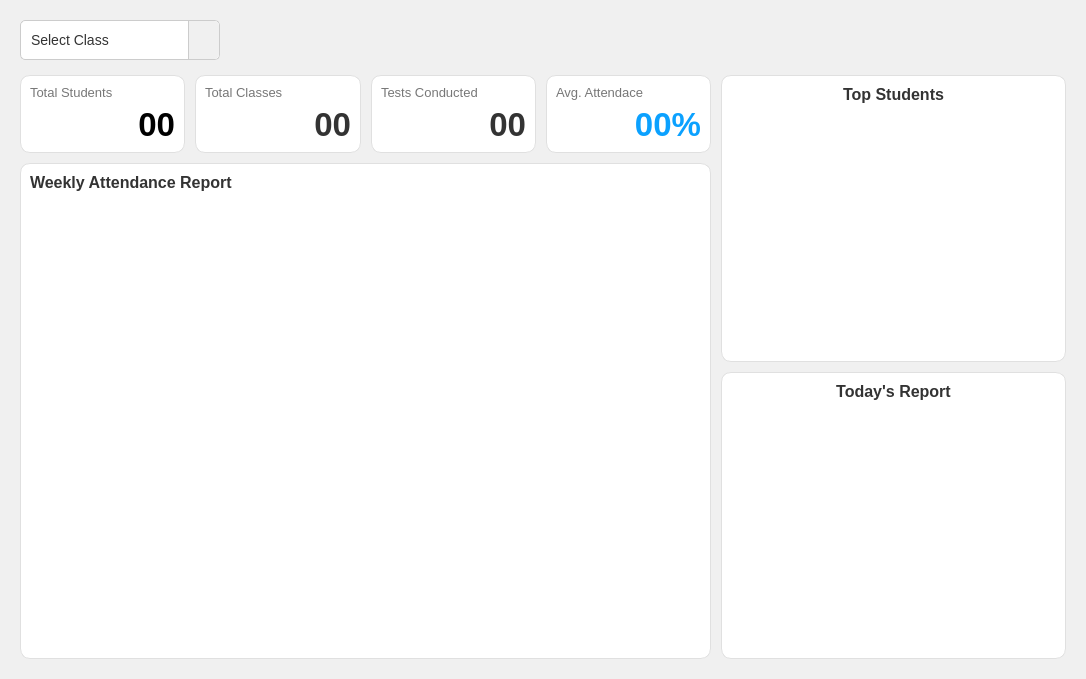
Before: the Qt Designer form ui/QTFiles/dashboardTeacher.ui in fizzycoding/Attendance-Management-System--College, drawn with Qt 5.
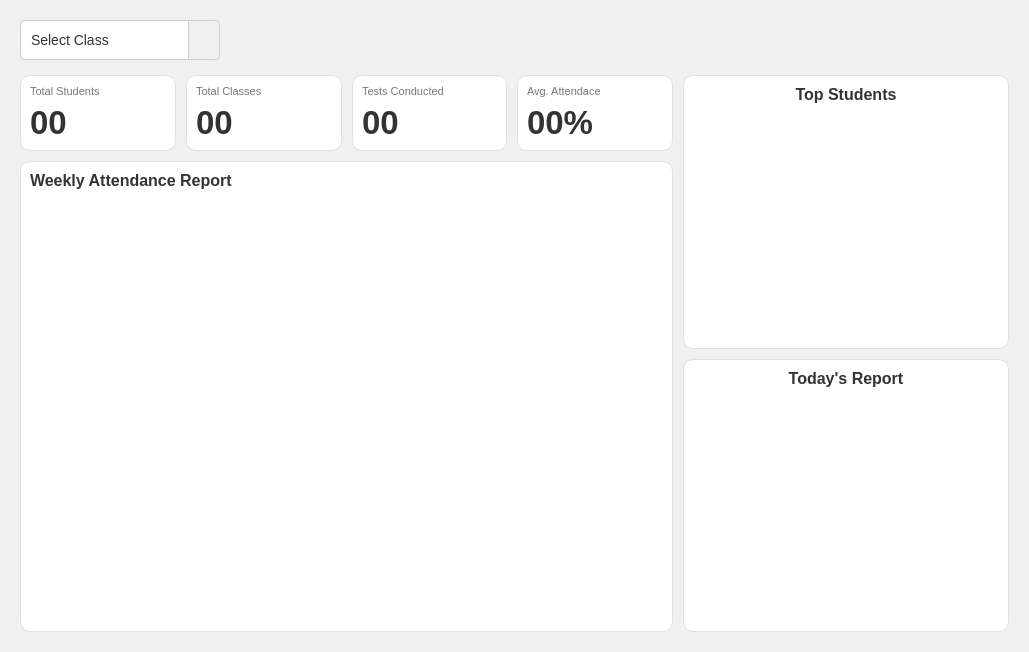
After: the same form once the commit is applied. Icons and pictures are not drawn.

The edit to the form file:
```diff
--- a/ui/QTFiles/dashboardTeacher.ui
+++ b/ui/QTFiles/dashboardTeacher.ui
@@ -6,8 +6,8 @@
    <rect>
     <x>0</x>
     <y>0</y>
-    <width>1086</width>
-    <height>679</height>
+    <width>1029</width>
+    <height>652</height>
    </rect>
   </property>
   <property name="windowTitle">
@@ -150,8 +150,8 @@
             <item>
              <widget class="QPushButton" name="pushButton_2">
               <property name="styleSheet">
-               <string notr="true">color: #777; font-size: 13px; border:none;
-  font: 600 11pt &quot;Segoe UI&quot;; background-color: transparent; text-align: left</string>
+               <string notr="true">color: #777; font-size: 11px; border:none;
+  font: 600 11pt; background-color: transparent; text-align: left</string>
               </property>
               <property name="text">
                <string>Total Students</string>
@@ -171,13 +171,14 @@
             <item>
              <widget class="QLabel" name="val_total_student">
               <property name="styleSheet">
-               <string notr="true">color:rgb(0, 0, 0); font-size:25pt; font-weight: bold; border:none;</string>
+               <string notr="true">color: #333;
+font-size:25pt; font-weight: bold; border:none;</string>
               </property>
               <property name="text">
                <string>00</string>
               </property>
               <property name="alignment">
-               <set>Qt::AlignmentFlag::AlignRight|Qt::AlignmentFlag::AlignTrailing|Qt::AlignmentFlag::AlignVCenter</set>
+               <set>Qt::AlignmentFlag::AlignLeading|Qt::AlignmentFlag::AlignLeft|Qt::AlignmentFlag::AlignVCenter</set>
               </property>
              </widget>
             </item>
@@ -200,8 +201,8 @@
             <item>
              <widget class="QPushButton" name="pushButton">
               <property name="styleSheet">
-               <string notr="true">color: #777; font-size: 13px; border:none;
-  font: 600 11pt &quot;Segoe UI&quot;; background-color: transparent; text-align: left</string>
+               <string notr="true">color: #777; font-size: 11px; border:none;
+  font: 600 11pt; background-color: transparent; text-align: left</string>
               </property>
               <property name="text">
                <string>Total Classes</string>
@@ -212,8 +213,8 @@
               </property>
               <property name="iconSize">
                <size>
-                <width>18</width>
-                <height>18</height>
+                <width>16</width>
+                <height>16</height>
                </size>
               </property>
              </widget>
@@ -227,7 +228,7 @@
                <string>00</string>
               </property>
               <property name="alignment">
-               <set>Qt::AlignmentFlag::AlignRight|Qt::AlignmentFlag::AlignTrailing|Qt::AlignmentFlag::AlignVCenter</set>
+               <set>Qt::AlignmentFlag::AlignLeading|Qt::AlignmentFlag::AlignLeft|Qt::AlignmentFlag::AlignVCenter</set>
               </property>
              </widget>
             </item>
@@ -250,8 +251,8 @@
             <item>
              <widget class="QPushButton" name="pushButton_4">
               <property name="styleSheet">
-               <string notr="true">color: #777; font-size: 13px; border:none;
-  font: 600 11pt &quot;Segoe UI&quot;; background-color: transparent; text-align: left</string>
+               <string notr="true">color: #777; font-size: 11px; border:none;
+  font: 600 11pt; background-color: transparent; text-align: left</string>
               </property>
               <property name="text">
                <string>Tests Conducted</string>
@@ -277,7 +278,7 @@
                <string>00</string>
               </property>
               <property name="alignment">
-               <set>Qt::AlignmentFlag::AlignRight|Qt::AlignmentFlag::AlignTrailing|Qt::AlignmentFlag::AlignVCenter</set>
+               <set>Qt::AlignmentFlag::AlignLeading|Qt::AlignmentFlag::AlignLeft|Qt::AlignmentFlag::AlignVCenter</set>
               </property>
              </widget>
             </item>
@@ -300,8 +301,8 @@
             <item>
              <widget class="QPushButton" name="pushButton_3">
               <property name="styleSheet">
-               <string notr="true">color: #777; font-size: 13px; border:none;
-  font: 600 11pt &quot;Segoe UI&quot;; background-color: transparent; text-align: left</string>
+               <string notr="true">color: #777; font-size: 11px; border:none;
+  font: 600 11pt; background-color: transparent; text-align: left</string>
               </property>
               <property name="text">
                <string>Avg. Attendace</string>
@@ -321,13 +322,13 @@
             <item>
              <widget class="QLabel" name="val_avg_attendance">
               <property name="styleSheet">
-               <string notr="true">color: rgb(11, 161, 255); font-size: 25pt; font-weight: bold; border:none;</string>
+               <string notr="true">color: #333; font-size: 25pt; font-weight: bold; border:none;</string>
               </property>
               <property name="text">
                <string>00%</string>
               </property>
               <property name="alignment">
-               <set>Qt::AlignmentFlag::AlignRight|Qt::AlignmentFlag::AlignTrailing|Qt::AlignmentFlag::AlignVCenter</set>
+               <set>Qt::AlignmentFlag::AlignLeading|Qt::AlignmentFlag::AlignLeft|Qt::AlignmentFlag::AlignVCenter</set>
               </property>
              </widget>
             </item>
@@ -436,8 +437,8 @@
               <rect>
                <x>0</x>
                <y>0</y>
-               <width>323</width>
-               <height>232</height>
+               <width>304</width>
+               <height>219</height>
               </rect>
              </property>
              <layout class="QVBoxLayout" name="container_top_students">
```
Left out of the diff: 20 changed lines with no effect on the pictures.
